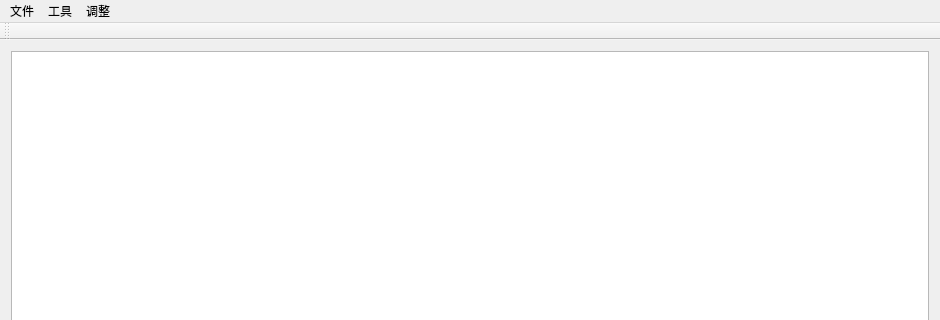
Above: imageProcess/View/mainwindow.ui from Grothendieck42/2019-summer-project before the change; both pictures show x 0 to 940 and y 0 to 320 of the 940 by 782 pixel window. Below: the same form after it.
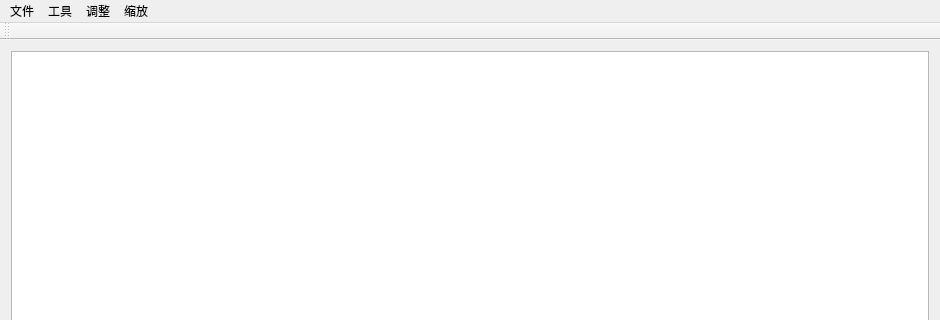
That is the form after the change.

Diff of the .ui file:
```diff
--- a/imageProcess/View/mainwindow.ui
+++ b/imageProcess/View/mainwindow.ui
@@ -73,9 +73,17 @@
     <addaction name="actionGaussNoise"/>
     <addaction name="actionSalt"/>
    </widget>
+   <widget class="QMenu" name="menu_6">
+    <property name="title">
+     <string>缩放</string>
+    </property>
+    <addaction name="actionEnlarge"/>
+    <addaction name="actionReduct"/>
+   </widget>
    <addaction name="menu"/>
    <addaction name="menu_3"/>
    <addaction name="menu_4"/>
+   <addaction name="menu_6"/>
   </widget>
   <widget class="QToolBar" name="mainToolBar">
    <attribute name="toolBarArea">
```
Left out of the diff: 10 changed lines with no effect on the pictures.
